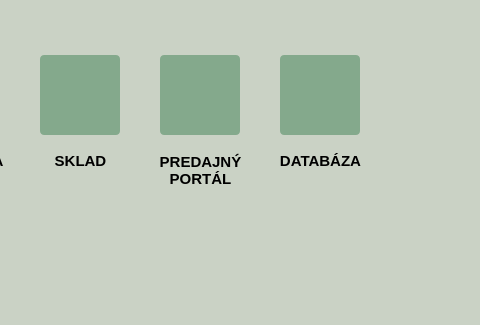
tomas-magat/camels-eshop-infosystem, file source/code/main.ui: the form before one commit; both pictures show x 320 to 800 and y 125 to 450 of the 800 by 450 pixel window.
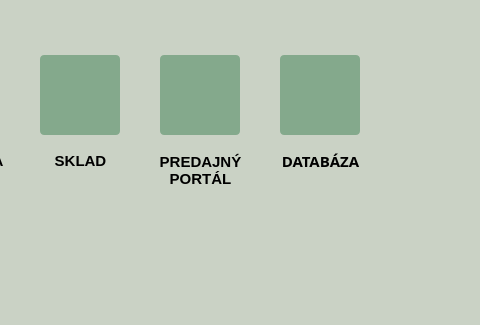
The form after the commit. Icons and pictures are not drawn.

Commit message: Minor portal screen fixes

Diff of the .ui file:
```diff
--- a/source/code/main.ui
+++ b/source/code/main.ui
@@ -1347,6 +1347,14 @@
         <height>31</height>
        </rect>
       </property>
+      <property name="font">
+       <font>
+        <family>Myanmar Text</family>
+        <pointsize>-1</pointsize>
+        <weight>75</weight>
+        <bold>true</bold>
+       </font>
+      </property>
       <property name="styleSheet">
        <string notr="true">font-family: &quot;Myanmar Text&quot;;
 font-size: 15px;
```
